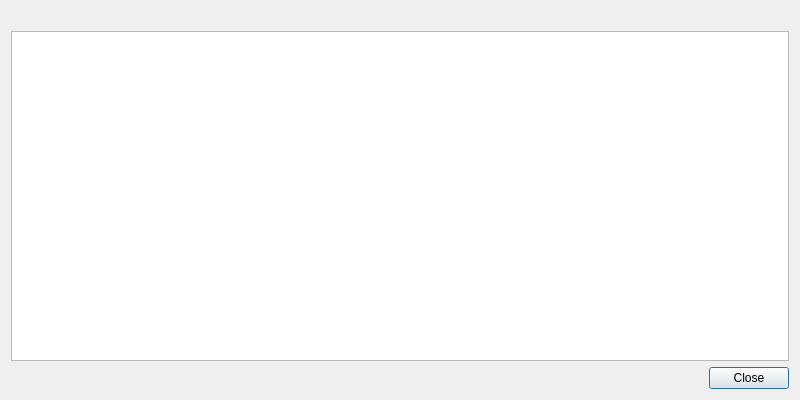
This is tools/internal_crash_catcher/crash_dialog/ui/crash_dialog.ui in Kicer86/photobroom as Qt 5 draws it before an edit. The edited form follows.
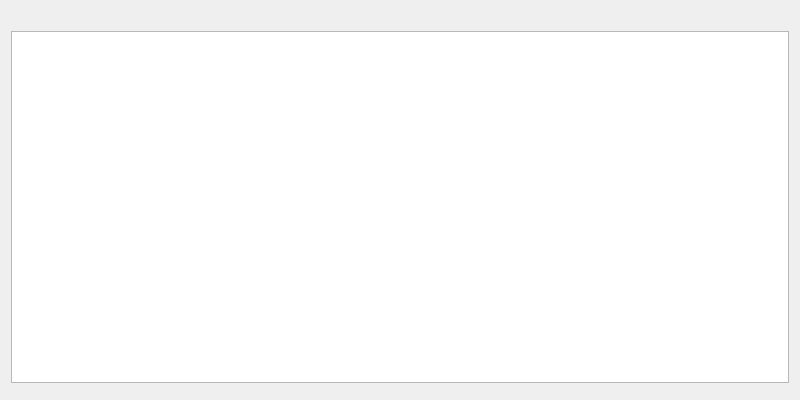
This is the edited form.

Commit message: internal_crash_catcher: CrashDialog: buttons reaction

The edit to the form file:
```diff
--- a/tools/internal_crash_catcher/crash_dialog/ui/crash_dialog.ui
+++ b/tools/internal_crash_catcher/crash_dialog/ui/crash_dialog.ui
@@ -34,7 +34,7 @@
    <item>
     <widget class="QDialogButtonBox" name="buttonBox">
      <property name="standardButtons">
-      <set>QDialogButtonBox::Close</set>
+      <set>QDialogButtonBox::NoButton</set>
      </property>
     </widget>
    </item>
```
The commit also changes 2 other files.
